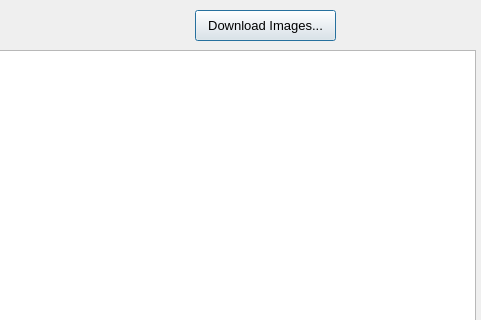
Before: the Qt Designer form LAWRENTIAN/LuD/photopoolwindow.ui in pyridine/LAWRENTIAN, drawn with Qt 5; both pictures show x 415 to 896 and y 0 to 320 of the 896 by 469 pixel window.
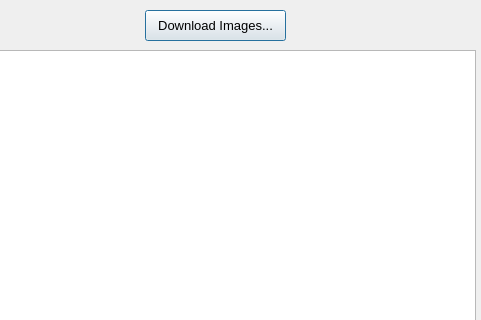
After: the same form once the commit is applied.

What changed in the file:
```diff
--- a/LAWRENTIAN/LuD/photopoolwindow.ui
+++ b/LAWRENTIAN/LuD/photopoolwindow.ui
@@ -46,7 +46,7 @@
   <widget class="QPushButton" name="dwnldImgs_pushButton">
    <property name="geometry">
     <rect>
-     <x>610</x>
+     <x>560</x>
      <y>10</y>
      <width>141</width>
      <height>31</height>
```
